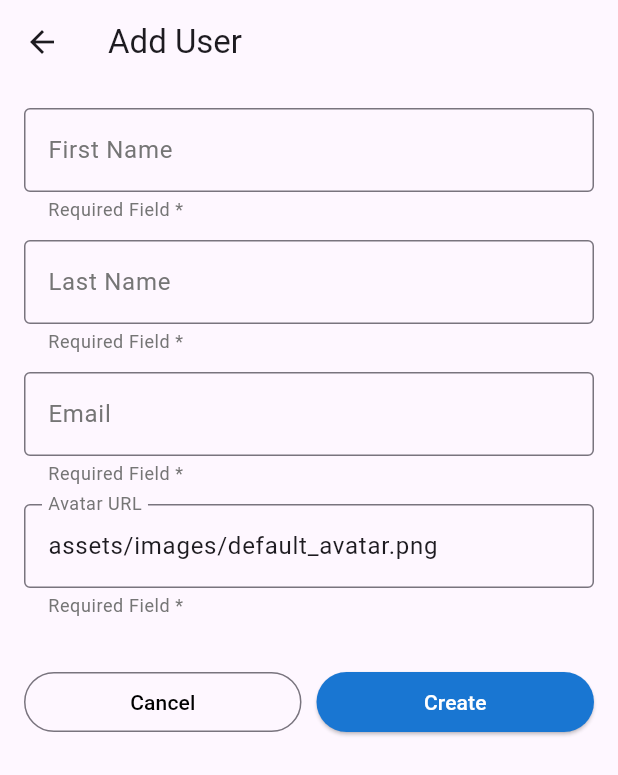
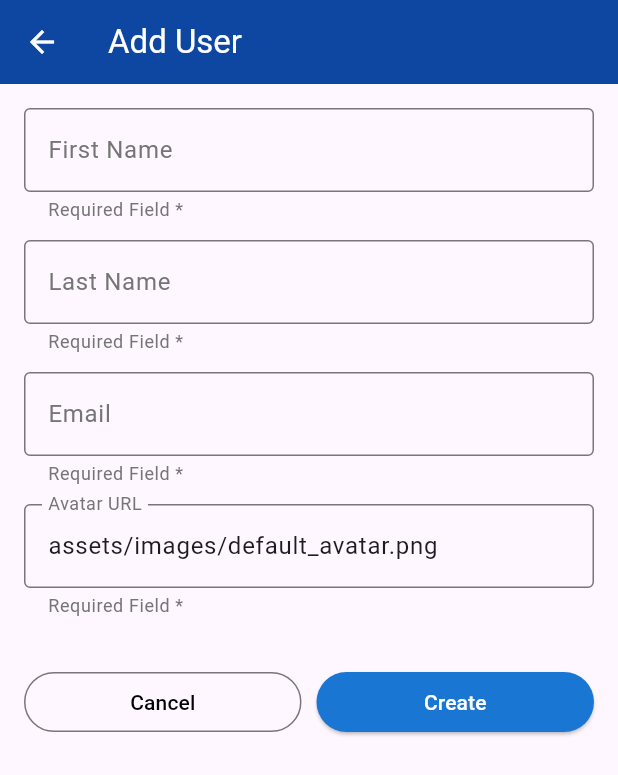
Before and after one commit to rchrddc/flutter-exercise, a Flutter app: the screen it shows after launch, after a tap on the "add" icon, on a phone screen of 412 x 824 dp. Shown: the top 775 px of the screen. Run offline on Flutter 3.47's test engine with Material 3 defaults, Android fonts, the phone set to English and light mode, and no system bars; network calls fail.

Commit message:
added tab bar

```diff
--- /dev/null
+++ b/devtools_options.yaml
@@ -0,0 +1,3 @@
+description: This file stores settings for Dart & Flutter DevTools.
+documentation: https://docs.flutter.dev/tools/devtools/extensions#configure-extension-enablement-states
+extensions:
--- a/lib/main.dart
+++ b/lib/main.dart
@@ -30,11 +30,15 @@ class MyApp extends StatelessWidget {
       theme: ThemeData(
         primarySwatch: Colors.blue,
 
-        // 👇 Customize cursor, selection, and handle colors
         textSelectionTheme: TextSelectionThemeData(
           cursorColor: Colors.blue[900],
           selectionColor: Colors.blue.withOpacity(0.3),
           selectionHandleColor: Colors.blue[900],
+        ),
+
+        appBarTheme: AppBarTheme(
+          backgroundColor: Colors.blue[900],
+          foregroundColor: Colors.white,
         ),
       ),
       home: const UserListScreen(),
--- a/lib/ui/user_list/widgets/user_list_screen.dart
+++ b/lib/ui/user_list/widgets/user_list_screen.dart
@@ -12,14 +12,32 @@ class UserListScreen extends StatelessWidget {
   Widget build(BuildContext context) {
     final viewModel = Provider.of<UserListViewModel>(context);
 
-    return Scaffold(
-      appBar: AppBar(title: Text("User List")),
-      body: viewModel.isLoading
+    return DefaultTabController(
+      length: 3, // Number of tabs
+      child: Scaffold(
+        appBar: AppBar(
+          title: Text('User List'),
+          bottom: TabBar.secondary(
+            labelColor: Colors.white,
+            unselectedLabelColor: Colors.white70,
+            indicator: UnderlineTabIndicator(
+              borderSide: BorderSide(width: 4.0, color: Colors.white),
+            ),
+            tabs: [
+              Tab(text: 'All Users'),
+              Tab(text: 'Active'),
+              Tab(text: 'Inactive'),
+            ],
+          ),
+        ),
+        body: TabBarView(
+          children: [
+            viewModel.isLoading
                 ? Center(child: CircularProgressIndicator())
                 : GridView.builder(
                     padding: EdgeInsets.all(12),
                     gridDelegate: SliverGridDelegateWithFixedCrossAxisCount(
-                crossAxisCount: 2, // Two columns
+                      crossAxisCount: 2,
                       crossAxisSpacing: 8,
                       mainAxisSpacing: 12,
                       childAspectRatio: 0.8,
@@ -42,7 +60,10 @@ class UserListScreen extends StatelessWidget {
                       );
                     },
                   ),
-
+            Center(child: Text('No Active Users Found')), // Placeholder for Active Users
+            Center(child: Text('No Inactive Users Found')), // Placeholder for Inactive Users
+          ],
+        ),
         floatingActionButton: FloatingActionButton(
           onPressed: () {
             Navigator.push(
@@ -53,11 +74,13 @@ class UserListScreen extends StatelessWidget {
             );
           },
           tooltip: 'Add User',
-        backgroundColor: Colors.blue[700],
+          backgroundColor: Colors.blue[900],
           shape: CircleBorder(),
-        child: Icon(Icons.add,
+          child: Icon(
+            Icons.add,
             size: 30,
             color: Colors.white,
+          ),
         ),
       ),
     );
```
Lines whose indentation alone changed are shown as unchanged.
